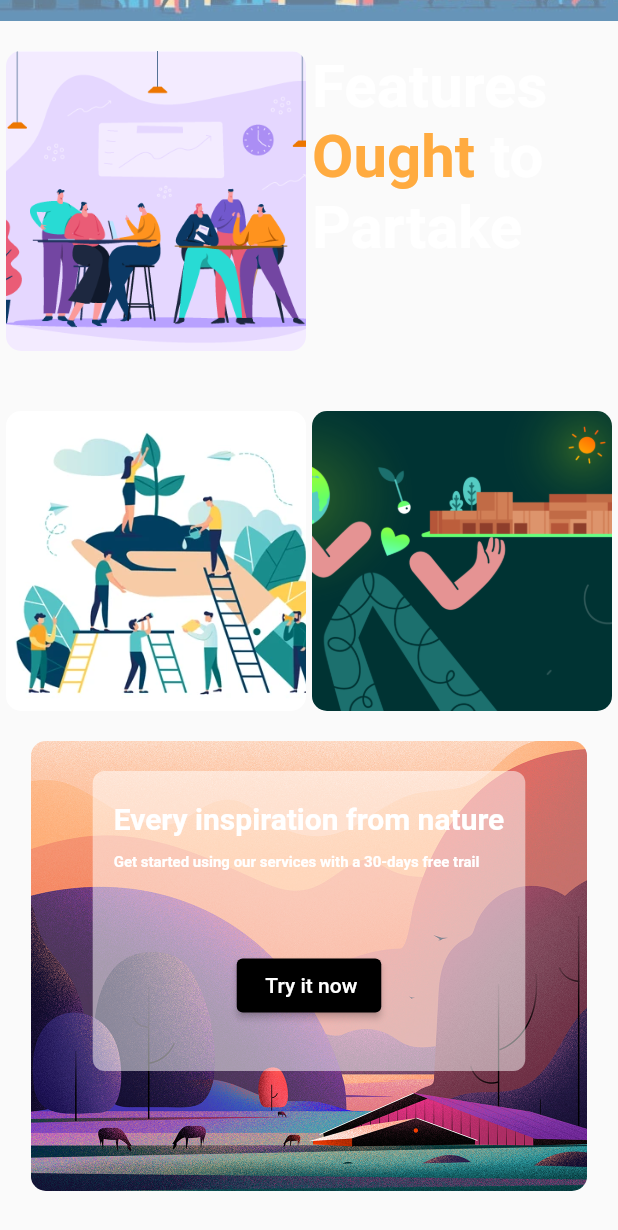
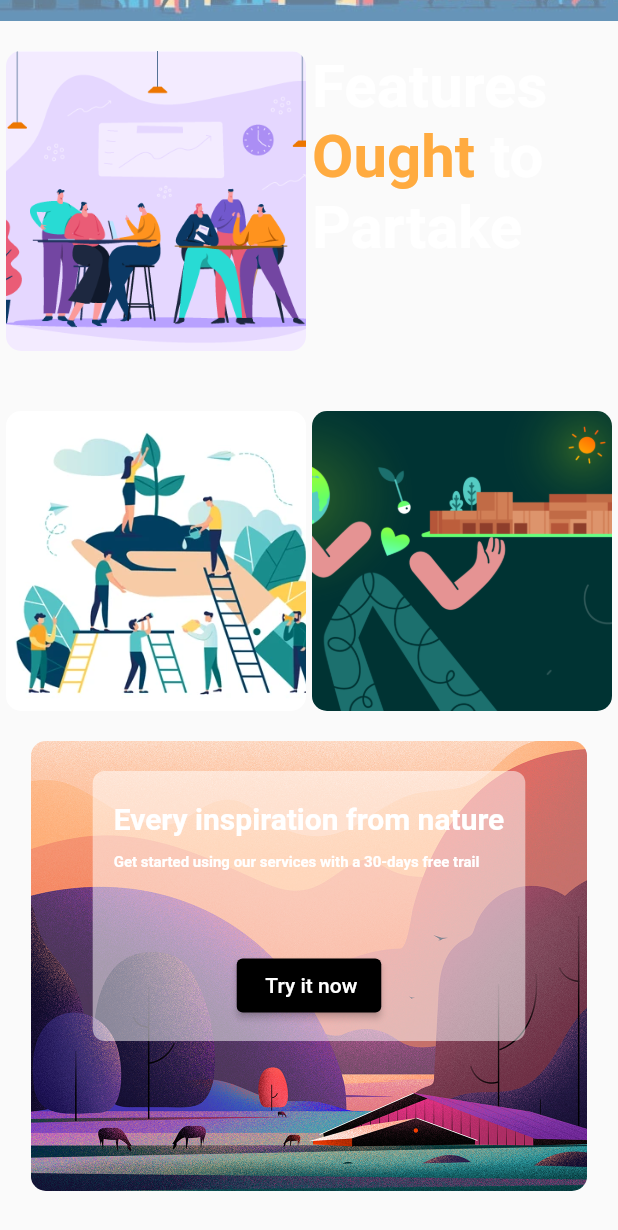
Before and after one commit to Netesh5/PrinceLab_Flutter, a Flutter app: the screen it shows after launch, scrolled down 576 dp, on a phone screen of 412 x 824 dp. Shown: the top 1230 px of the screen. Run offline on Flutter 3.47's test engine with Material 2 defaults, Android fonts, the phone set to English and light mode, and no system bars; our stand-ins replace youtube_player_iframe.

Commit message:
writing comments

```diff
--- a/paradox/lib/Screens/HomepageScreen/gridview.dart
+++ b/paradox/lib/Screens/HomepageScreen/gridview.dart
@@ -4,6 +4,7 @@ Widget gridViewImages(context) {
   return Column(
     children: [
       Row(
+        // for creating two images
         mainAxisAlignment: MainAxisAlignment.spaceEvenly,
         children: [
           Container(
@@ -16,6 +17,7 @@ Widget gridViewImages(context) {
                     fit: BoxFit.cover)),
           ),
           Container(
+            //wraping the content with conatiner
             alignment: Alignment.topLeft,
             height: 200,
             width: 200,
@@ -44,9 +46,11 @@ Widget gridViewImages(context) {
         ],
       ),
       SizedBox(
+        //for creating the space
         height: 40,
       ),
       Row(
+        // for second part of the images
         mainAxisAlignment: MainAxisAlignment.spaceEvenly,
         children: [
           Container(
@@ -69,18 +73,21 @@ Widget gridViewImages(context) {
         ],
       ),
       const SizedBox(
+        //for creating the space between two items
         height: 20,
       ),
       Container(
+        //Last image
         height: 300,
         width: MediaQuery.of(context).size.width * 0.9,
         child: Padding(
           padding: EdgeInsets.only(top: 20.0),
           child: Stack(
+            //using stack to create overlapping container
             alignment: Alignment.topCenter,
             children: [
               Container(
-                height: 200,
+                height: 180,
                 width: MediaQuery.of(context).size.width * 0.7,
                 child: Padding(
                   padding: const EdgeInsets.only(top: 20.0),
--- a/paradox/lib/Screens/HomepageScreen/homepage.dart
+++ b/paradox/lib/Screens/HomepageScreen/homepage.dart
@@ -33,7 +33,7 @@ class _HomepageState extends State<Homepage> {
                     child: Text(
                       "Building the future",
                       style:
-                          TextStyle(fontWeight: FontWeight.bold, fontSize: 40),
+                          TextStyle(fontWeight: FontWeight.bold, fontSize: 35),
                     ),
                   ),
                 ),
```
Also changed, not shown: paradox/lib/Screens/HomepageScreen/video_player.dart (+7 -0 lines).
